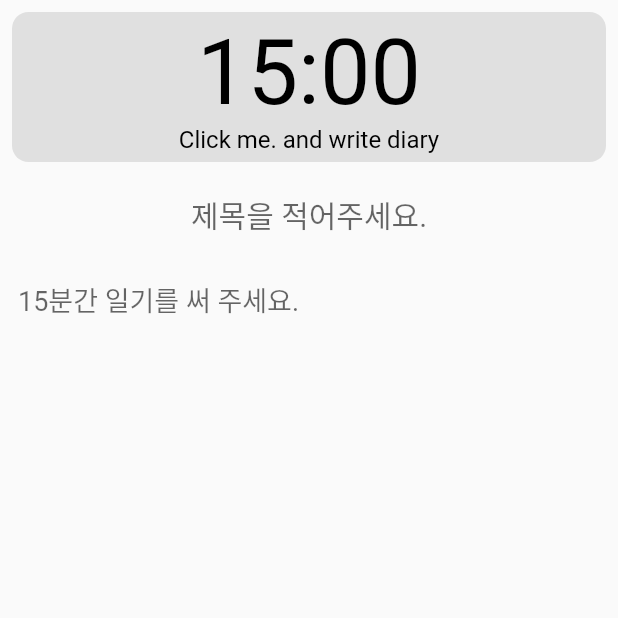
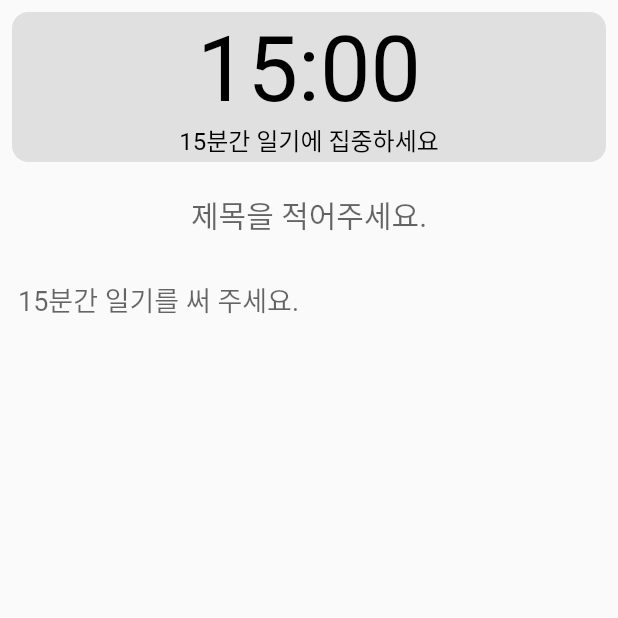
Before and after one commit to C0deWave/fifteen_minute_diary, a Flutter app: the WriteDiaryScreen screen opened by its route, on a phone screen of 412 x 824 dp, the top half of it. Run offline on Flutter 3.47's test engine with Material 2 defaults, Android fonts, the phone set to English and light mode, and no system bars; our stand-ins replace auto_size_text, date_format, flutter_sticky_header, flutter_svg_provider, get, image_picker and 3 more; missing offline and left inert: cupertino_tabbar; accounts and stored records are empty; statements that could not run were skipped.

Commit message:
Feat: 게시글 업로드시 시간 값 추가하기
- 현재시간은 DateTime, duration은 int를 이용해서 구현

```diff
--- a/lib/controller/timer_controller.dart
+++ b/lib/controller/timer_controller.dart
@@ -3,13 +3,22 @@ import 'package:get/get.dart';
 
 class TimerController extends GetxController {
   RxString time = "15:00".obs;
-  RxString subtext = "Click me. and write diary".obs;
+  RxString subtext = "15분간 일기에 집중하세요".obs;
+  // RxString subtext = "Click me. and write diary".obs;
+
   int _timer_duration = 60 * 15;
+  late DateTime writeDate;
   late Timer _timer;
+
+  DateTime getWriteDate() => writeDate;
+  int getDuration() {
+    return 60 * 15 - _timer_duration;
+  }
 
   void startTimer() {
     subtext = "다 쓰거나 취소시 Click!!.".obs;
     const oneSec = Duration(seconds: 1);
+    writeDate = DateTime.now();
     print("타이머 시작");
     _timer = Timer.periodic(
       oneSec,
@@ -33,7 +42,7 @@ class TimerController extends GetxController {
 
   void updateTimer() async {
     _timer_duration -= 1;
-    print("${_timer_duration}");
+    // print("${_timer_duration}");
     time =
         "${twoDigits((_timer_duration / 60).toInt())}:${twoDigits((_timer_duration % 60).toInt())}"
             .obs;
--- a/lib/custom_class/post.dart
+++ b/lib/custom_class/post.dart
@@ -1,8 +1,15 @@
 import 'dart:io';
 
 class Post {
-  Post({required this.title, required this.content, required this.image}) {}
+  Post(
+      {required this.title,
+      required this.content,
+      required this.image,
+      required this.writeDate,
+      required this.duration}) {}
   String title;
   String content;
   File image;
+  DateTime writeDate;
+  int duration;
 }
--- a/lib/main_peed_screen/component/main_peed_app_bar.dart
+++ b/lib/main_peed_screen/component/main_peed_app_bar.dart
@@ -12,7 +12,7 @@ var MainPeedAppBar = AppBar(
       const Duration(seconds: 1),
       builder: (context) => AutoSizeText(
         formatDate(DateTime.now(),
-            [yyyy, '년 ', mm, '월 ', dd, '일 ', am, " ", hh, '시 ', nn, '분']),
+            [yyyy, '-', mm, '-', dd, "  ", "", HH, ':', nn, '']),
         maxFontSize: 50,
         minFontSize: 3,
         maxLines: 1,
--- a/lib/main_peed_screen/component/main_peed_body.dart
+++ b/lib/main_peed_screen/component/main_peed_body.dart
@@ -56,6 +56,8 @@ class MainPeedBody extends StatelessWidget {
                       title: postController.postlist[i].title,
                       content: postController.postlist[i].content,
                       image: postController.postlist[i].image,
+                      writeDate: postController.postlist[i].writeDate,
+                      duration: postController.postlist[i].duration,
                     ),
                     //TODO : 일기 개수 반영하기
                     childCount: postController.postlist.length,
--- a/lib/write_diary_screen/component/hero_timer_widget.dart
+++ b/lib/write_diary_screen/component/hero_timer_widget.dart
@@ -40,7 +40,9 @@ class HeroTimerWidget extends StatelessWidget {
             child: Text(k_alert_yes),
             onPressed: () {
               //TODO: 게시글 저장 구현하기
-              Get.find<PostController>().addPostList();
+              Get.find<PostController>().addPostList(
+                  timerController.getWriteDate(),
+                  timerController.getDuration());
               timerController.resetTimer();
               Get.back();
               Get.back();
--- a/pubspec.yaml
+++ b/pubspec.yaml
@@ -34,6 +34,8 @@ dependencies:
   flutter_sticky_header: ^0.6.0
   # 이미지 선택하는 기능 구현
   image_picker: ^0.8.4+4
+  # Nosql 형식의 Database
+  hive: ^2.0.5
 
 dev_dependencies:
   flutter_test:
```
Also changed, not shown: lib/controller/post_controller.dart (+11 -5 lines), lib/main_peed_screen/component/diary_card_view_widget.dart (+22 -4 lines), pubspec.lock.
